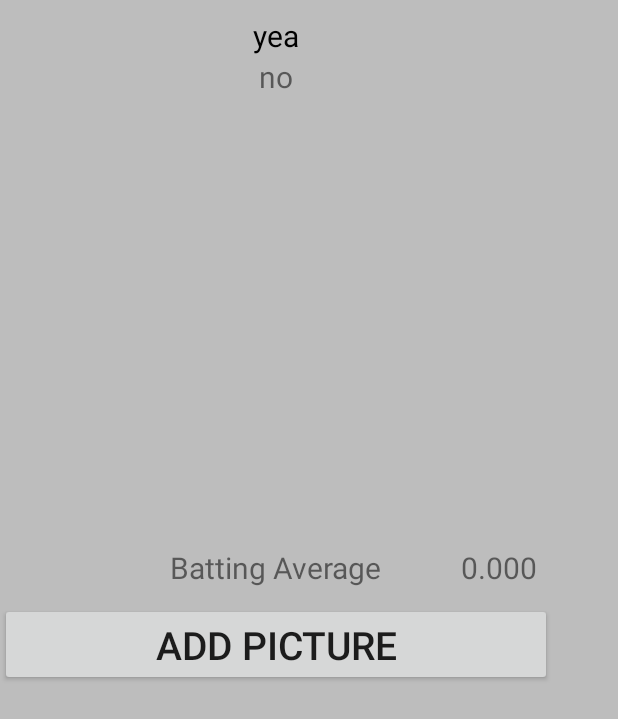
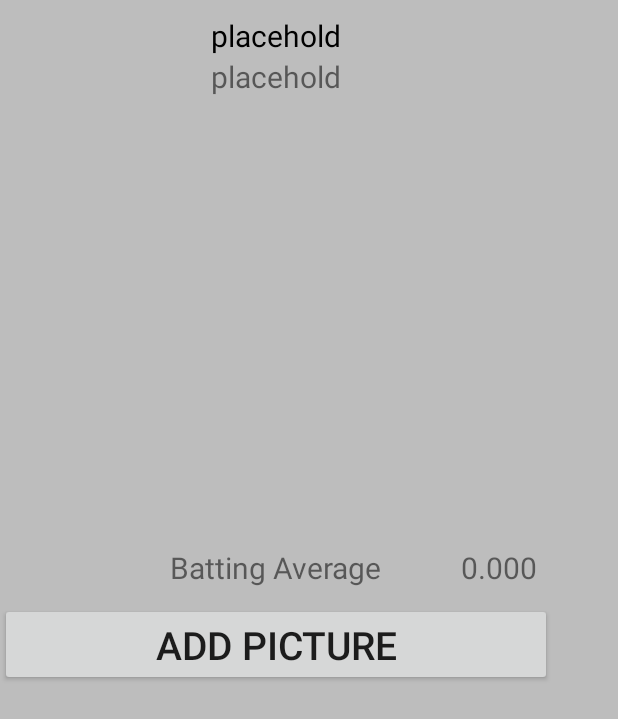
Before and after one commit to anthonysmcbrayer28/FutureBigLeaguer2, an Android app: the layout card_activity.xml on its own in the app's theme, with its tools: preview values and no code run, on a phone screen of 412 x 824 dp. Shown: the top 719 px of the screen. Run offline under Robolectric (Android 15) with nearby library versions, the phone set to English and light mode, and no system bars.

Commit message:
added string resources

```diff
--- a/app/src/main/res/layout/card_activity.xml
+++ b/app/src/main/res/layout/card_activity.xml
@@ -30,7 +30,7 @@
                     android:layout_height="wrap_content"
                     android:layout_gravity="center"
                     android:paddingTop="10dp"
-                    android:text="yea"
+                    android:text="@string/placeholder"
                     android:textColor="#000000"
                     android:textSize="20dp"
                     android:visibility="visible" />
@@ -41,7 +41,7 @@
                     android:layout_height="wrap_content"
                     android:layout_gravity="center"
                     android:paddingBottom="10dp"
-                    android:text="no"
+                    android:text="@string/placeholder"
                     android:textSize="20dp" />
 
                 <ImageView
@@ -61,7 +61,7 @@
                         android:layout_height="wrap_content"
                         android:layout_centerInParent="true"
                         android:padding="10dp"
-                        android:text="Batting Average"
+                        android:text="@string/batting_average"
 
                         android:textSize="20dp" />
 
@@ -69,9 +69,10 @@
                         android:id="@+id/textView3"
                         android:layout_width="wrap_content"
                         android:layout_height="wrap_content"
+                        android:layout_alignParentEnd="true"
                         android:layout_alignParentRight="true"
                         android:padding="10dp"
-                        android:text="0.000"
+                        android:text="@string/number2"
                         android:textSize="20dp" />
 
                 </RelativeLayout>
@@ -84,7 +85,7 @@
                     android:layout_gravity="center"
                     android:onClick="addpicture"
                     android:padding="10dp"
-                    android:text="add Picture"
+                    android:text="@string/picture_add"
                     android:textSize="26dp" />
 
 
--- a/app/src/main/res/values/strings.xml
+++ b/app/src/main/res/values/strings.xml
@@ -3,4 +3,12 @@
     <string name="hint">Enter Players Name</string>
     <string name="Team_hint">Enter Team Name</string>
     <string name="padding">10dp</string>
+    <string name="at_bats">number of at bats</string>
+    <string name="hits">number of hits</string>
+    <string name="number">0</string>
+    <string name="Create">Create</string>
+    <string name="placeholder">placehold</string>
+    <string name="batting_average">Batting Average</string>
+    <string name="picture_add">Add Picture</string>
+    <string name="number2">0.000</string>
 </resources>
```
Also changed, not shown: app/src/main/res/layout/activity_main.xml (+5 -5 lines).
